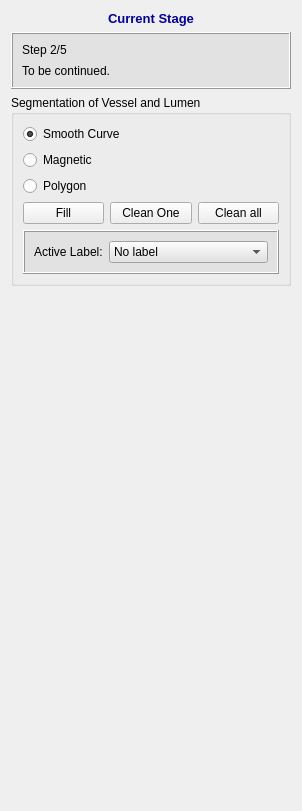
This is codes/Controller/InteractorStyles/QInteractorStylePolygonDrawSeries.ui in wuzhuobin/Vessel_Project as Qt 5 draws it before an edit. The edited form follows.
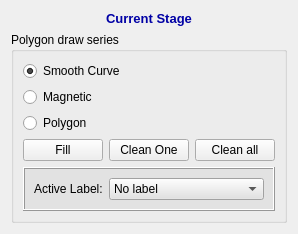
This is the edited form. Icons and pictures are not drawn.

The edit to the form file:
```diff
--- a/codes/Controller/InteractorStyles/QInteractorStylePolygonDrawSeries.ui
+++ b/codes/Controller/InteractorStyles/QInteractorStylePolygonDrawSeries.ui
@@ -6,8 +6,8 @@
    <rect>
     <x>0</x>
     <y>0</y>
-    <width>302</width>
-    <height>811</height>
+    <width>277</width>
+    <height>215</height>
    </rect>
   </property>
   <property name="windowTitle">
@@ -37,94 +37,10 @@
      </property>
     </widget>
    </item>
-   <item>
-    <widget class="QFrame" name="frame_5">
-     <property name="sizePolicy">
-      <sizepolicy hsizetype="Preferred" vsizetype="Fixed">
-       <horstretch>0</horstretch>
-       <verstretch>0</verstretch>
-      </sizepolicy>
-     </property>
-     <property name="minimumSize">
-      <size>
-       <width>0</width>
-       <height>0</height>
-      </size>
-     </property>
-     <property name="font">
-      <font>
-       <family>Arial</family>
-       <pointsize>10</pointsize>
-      </font>
-     </property>
-     <property name="styleSheet">
-      <string notr="true">background-color: rgb(226, 226, 226)</string>
-     </property>
-     <property name="frameShape">
-      <enum>QFrame::Box</enum>
-     </property>
-     <property name="frameShadow">
-      <enum>QFrame::Raised</enum>
-     </property>
-     <property name="lineWidth">
-      <number>1</number>
-     </property>
-     <layout class="QVBoxLayout" name="verticalLayout_11">
-      <property name="spacing">
-       <number>7</number>
-      </property>
-      <item>
-       <layout class="QVBoxLayout" name="verticalLayout_12">
-        <property name="spacing">
-         <number>7</number>
-        </property>
-        <item>
-         <layout class="QHBoxLayout" name="horizontalLayout_11">
-          <item>
-           <widget class="QLabel" name="label_23">
-            <property name="sizePolicy">
-             <sizepolicy hsizetype="Preferred" vsizetype="Minimum">
-              <horstretch>0</horstretch>
-              <verstretch>0</verstretch>
-             </sizepolicy>
-            </property>
-            <property name="font">
-             <font>
-              <family>Arial</family>
-             </font>
-            </property>
-            <property name="text">
-             <string>Step 2/5</string>
-            </property>
-           </widget>
-          </item>
-         </layout>
-        </item>
-       </layout>
-      </item>
-      <item>
-       <widget class="QLabel" name="label_20">
-        <property name="sizePolicy">
-         <sizepolicy hsizetype="Preferred" vsizetype="Minimum">
-          <horstretch>0</horstretch>
-          <verstretch>0</verstretch>
-         </sizepolicy>
-        </property>
-        <property name="text">
-         <string>To be continued.</string>
-        </property>
-        <property name="wordWrap">
-         <bool>true</bool>
-        </property>
-       </widget>
-      </item>
-     </layout>
-    </widget>
-   </item>
    <item>
     <widget class="QGroupBox" name="groupBox_2">
      <property name="title">
-      <string>Segmentation of Vessel and Lumen</string>
+      <string>Polygon draw series</string>
      </property>
      <layout class="QVBoxLayout" name="verticalLayout_4">
       <item>
```
Left out of the diff: 1 changed line with no effect on the pictures.
